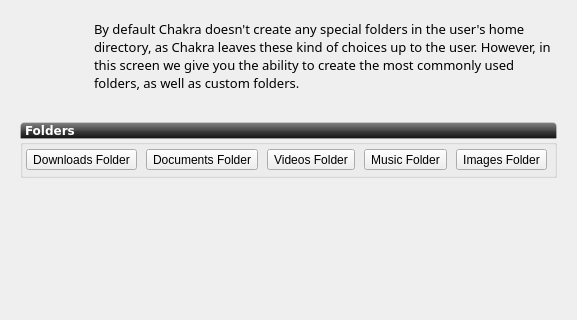
First picture: the form in ui/ui_scrFolder.ui, repository rshipp/kapudan, before the edit; both pictures show x 0 to 577 and y 0 to 320 of the 577 by 505 pixel window.
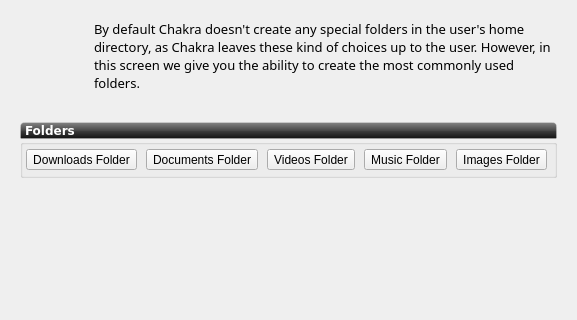
Second picture: the form after the edit. Icons and pictures are not drawn.

Commit message: make selected folders more visible, removed note about abitrary folders

```diff
--- a/ui/ui_scrFolder.ui
+++ b/ui/ui_scrFolder.ui
@@ -245,7 +245,7 @@
         <enum>QFrame::Raised</enum>
        </property>
        <property name="text">
-        <string>&lt;html&gt;&lt;head/&gt;&lt;body&gt;&lt;p&gt;By default Chakra doesn't create any special folders in the user's home directory, as Chakra leaves these kind of choices up to the user. However, in this screen we give you the ability to create the most commonly used folders, as well as custom folders.&lt;/p&gt;&lt;/body&gt;&lt;/html&gt;</string>
+        <string>&lt;html&gt;&lt;head/&gt;&lt;body&gt;&lt;p&gt;By default Chakra doesn't create any special folders in the user's home directory, as Chakra leaves these kind of choices up to the user. However, in this screen we give you the ability to create the most commonly used folders.&lt;/p&gt;&lt;/body&gt;&lt;/html&gt;</string>
        </property>
        <property name="wordWrap">
         <bool>true</bool>
```
The commit also changes 2 other files.
